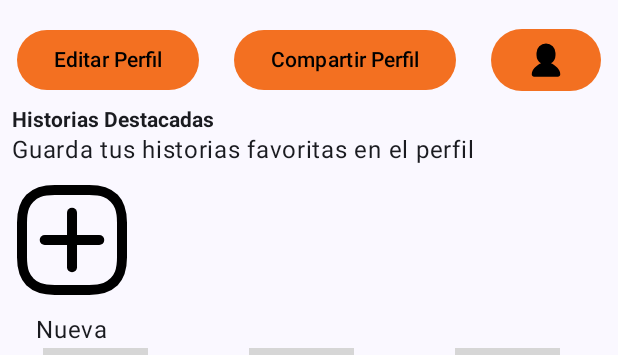
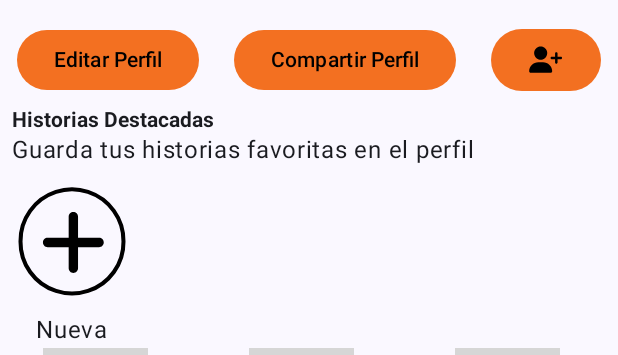
Before and after one commit to steepsalvadorman/Pokemon-Intefaz, an Android app built with Jetpack Compose: the screen it shows after launch (MainActivity), on a phone screen of 412 x 824 dp, the part 123-478 px from its top. Run offline under Robolectric (Android 15) with nearby library versions, the phone set to English and light mode, and no system bars; pictures from the network do not load; 2 statements that could not run were skipped; grey boxes are pictures that could not be loaded.

```diff
--- a/app/src/main/res/drawable/add.xml
+++ b/app/src/main/res/drawable/add.xml
@@ -1,27 +1,15 @@
 <vector xmlns:android="http://schemas.android.com/apk/res/android"
-    android:width="24dp"
-    android:height="24dp"
-    android:viewportWidth="24"
-    android:viewportHeight="24">
+    android:width="20dp"
+    android:height="20dp"
+    android:viewportWidth="20"
+    android:viewportHeight="20">
   <path
-      android:pathData="M2,12v3.45c0,2.849 0.698,4.005 1.606,4.944 0.94,0.909 2.098,1.608 4.946,1.608h6.896c2.848,0 4.006,-0.7 4.946,-1.608C21.302,19.455 22,18.3 22,15.45V8.552c0,-2.849 -0.698,-4.006 -1.606,-4.945C19.454,2.7 18.296,2 15.448,2H8.552c-2.848,0 -4.006,0.699 -4.946,1.607C2.698,4.547 2,5.703 2,8.552Z"
-      android:strokeLineJoin="round"
-      android:strokeWidth="2"
+      android:fillColor="#FF000000"
+      android:pathData="m11.006,6.129c0,-0.431 -0.348,-0.78 -0.78,-0.78 -0.431,0 -0.78,0.348 -0.78,0.78l0,3.508l-3.508,0c-0.431,0 -0.78,0.348 -0.78,0.78 0,0.431 0.348,0.78 0.78,0.78l3.508,0l0,3.508c0,0.431 0.348,0.78 0.78,0.78 0.431,0 0.78,-0.348 0.78,-0.78l0,-3.508l3.508,0c0.431,0 0.78,-0.348 0.78,-0.78 0,-0.431 -0.348,-0.78 -0.78,-0.78l-3.508,0z"
+      android:strokeWidth="0.024"/>
+  <path
+      android:pathData="M10,10.239m-8.582,0a8.582,8.582 0,1 1,17.163 0a8.582,8.582 0,1 1,-17.163 0"
+      android:strokeWidth="0.673"
       android:fillColor="#00000000"
-      android:strokeColor="#F5F5F5"
-      android:strokeLineCap="round"/>
-  <path
-      android:pathData="M6.545,12.001L17.455,12.001"
-      android:strokeLineJoin="round"
-      android:strokeWidth="2"
-      android:fillColor="#00000000"
-      android:strokeColor="#F5F5F5"
-      android:strokeLineCap="round"/>
-  <path
-      android:pathData="M12.003,6.545L12.003,17.455"
-      android:strokeLineJoin="round"
-      android:strokeWidth="2"
-      android:fillColor="#00000000"
-      android:strokeColor="#F5F5F5"
-      android:strokeLineCap="round"/>
+      android:strokeColor="#040707"/>
 </vector>
--- a/app/src/main/res/drawable/user.xml
+++ b/app/src/main/res/drawable/user.xml
@@ -1,9 +1,10 @@
 <vector xmlns:android="http://schemas.android.com/apk/res/android"
-    android:width="800dp"
-    android:height="800dp"
-    android:viewportWidth="32"
-    android:viewportHeight="32">
+    android:width="20dp"
+    android:height="20dp"
+    android:viewportWidth="20"
+    android:viewportHeight="20">
   <path
-      android:pathData="M4,28q0,0.832 0.576,1.44t1.44,0.576h20q0.8,0 1.408,-0.576t0.576,-1.44q0,-1.44 -0.672,-2.912t-1.76,-2.624 -2.496,-2.144 -2.88,-1.504q1.76,-1.088 2.784,-2.912t1.024,-3.904v-1.984q0,-3.328 -2.336,-5.664t-5.664,-2.336 -5.664,2.336 -2.336,5.664v1.984q0,2.112 1.024,3.904t2.784,2.912q-1.504,0.544 -2.88,1.504t-2.496,2.144 -1.76,2.624 -0.672,2.912z"
-      android:fillColor="#000000"/>
+      android:pathData="m3.735,6.372a3.465,3.465 0,1 1,6.931 0,3.465 3.465,0 1,1 -6.931,0zM1.136,15.964c0,-2.667 2.16,-4.827 4.827,-4.827h2.474c2.667,0 4.827,2.16 4.827,4.827 0,0.444 -0.36,0.804 -0.804,0.804L1.94,16.768c-0.444,0 -0.804,-0.36 -0.804,-0.804zM14.781,11.354v-1.733h-1.733c-0.36,0 -0.65,-0.29 -0.65,-0.65 0,-0.36 0.29,-0.65 0.65,-0.65h1.733v-1.733c0,-0.36 0.29,-0.65 0.65,-0.65 0.36,0 0.65,0.29 0.65,0.65v1.733h1.733c0.36,0 0.65,0.29 0.65,0.65 0,0.36 -0.29,0.65 -0.65,0.65h-1.733v1.733c0,0.36 -0.29,0.65 -0.65,0.65 -0.36,0 -0.65,-0.29 -0.65,-0.65z"
+      android:strokeWidth="0.02707283"
+      android:fillColor="#1a1a1a"/>
 </vector>
```
Also changed, not shown: 1 other file.
